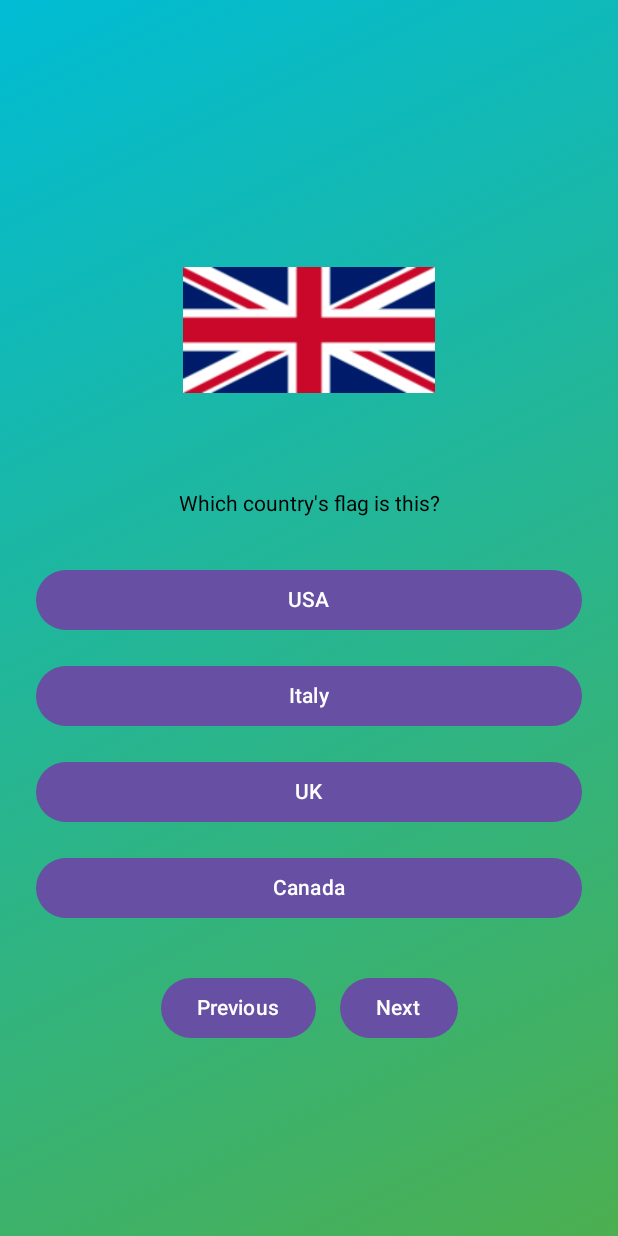
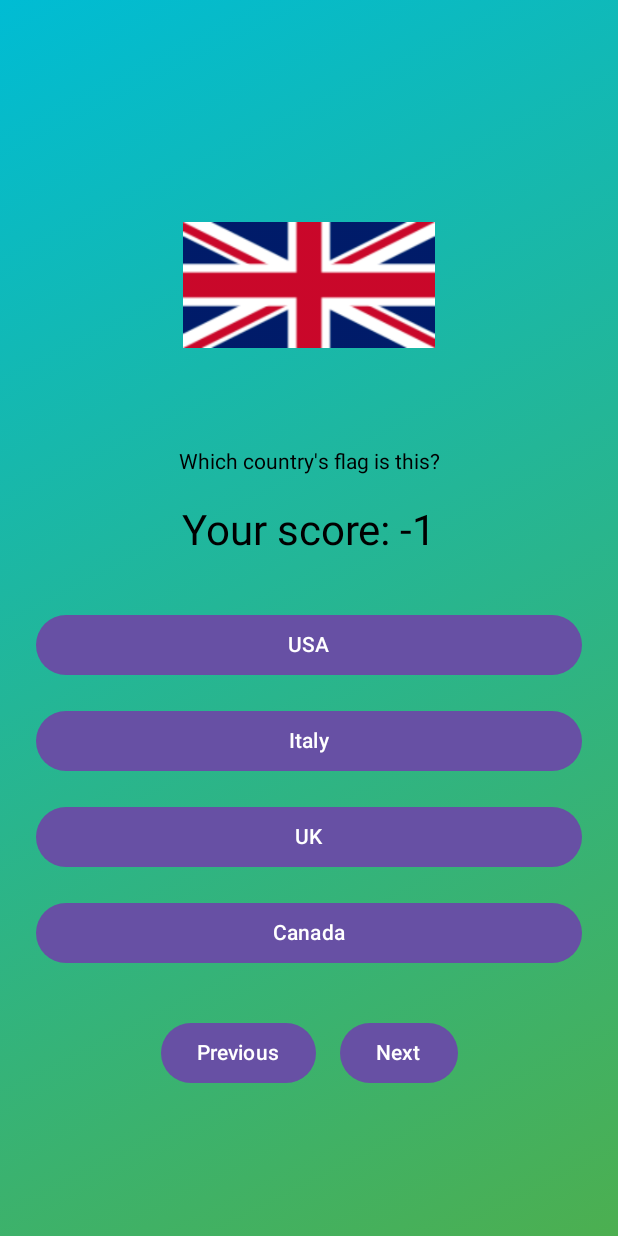
Before and after one commit to quanngodesu/Flags-Quiz, an Android app built with Jetpack Compose: the screen it shows after launch (MainActivity), after a tap on "USA", on a phone screen of 412 x 824 dp. Run offline under Robolectric (Android 15) with nearby library versions, the phone set to English and light mode, and no system bars.

Commit message:
Update user's score

```diff
--- a/app/src/main/java/com/example/helloworld/MainActivity.kt
+++ b/app/src/main/java/com/example/helloworld/MainActivity.kt
@@ -18,6 +18,7 @@ import androidx.compose.ui.unit.dp
 import androidx.compose.ui.graphics.Brush
 import androidx.compose.ui.graphics.Color
 import androidx.compose.foundation.background
+import androidx.compose.material3.MaterialTheme
 import androidx.compose.ui.platform.LocalContext
 
 class MainActivity : ComponentActivity() {
@@ -56,6 +57,7 @@ fun FlagQuizApp() {
     )
 
     val correctAnswer = flags[currentIndex.value].second
+    val userScore = remember{ mutableStateOf(0)} // Track user score
     val options = remember(currentIndex.value) {
         val shuffledFlags = flags.shuffled()
         val uniqueOptions = mutableSetOf(correctAnswer)
@@ -92,9 +94,13 @@ fun FlagQuizApp() {
             // Display the question
             Text(
                 text = "Which country's flag is this?",
-                modifier = Modifier.padding(8.dp)
+                modifier = Modifier.padding(10.dp)
             )
-
+            Text(
+                text = "Your score: ${userScore.value}",
+                modifier = Modifier.padding(10.dp),
+                style = MaterialTheme.typography.headlineMedium
+            )
             Spacer(modifier = Modifier.height(16.dp))
 
             // Display the multiple-choice options
@@ -102,8 +108,10 @@ fun FlagQuizApp() {
                 Button(
                     onClick = {
                         if (option == correctAnswer) {
+                            userScore.value += 1
                             Toast.makeText(context, "Correct!", Toast.LENGTH_SHORT).show()
                         } else {
+                            userScore.value -= 1
                             Toast.makeText(context, "Incorrect. The correct answer is $correctAnswer.", Toast.LENGTH_SHORT).show()
                         }
                     },
```
